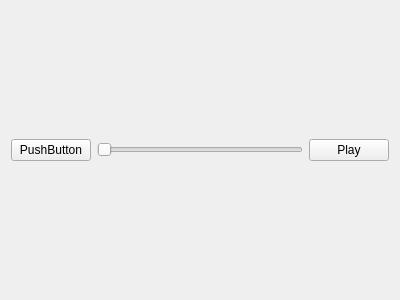
Above: ViewLayer/SongPlayerUi.ui from UCSolarCarTeam/Epsilon-Onboard-Media-Control before the change. Below: the same form after it.
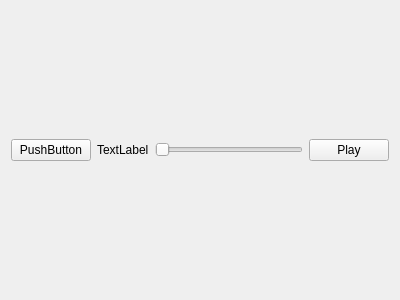
That is the form after the change.

Diff of the .ui file:
```diff
--- a/ViewLayer/SongPlayerUi.ui
+++ b/ViewLayer/SongPlayerUi.ui
@@ -21,6 +21,13 @@
      </property>
     </widget>
    </item>
+   <item>
+    <widget class="QLabel" name="infoLabel">
+     <property name="text">
+      <string>TextLabel</string>
+     </property>
+    </widget>
+   </item>
    <item>
     <widget class="QSlider" name="PositionSlider">
      <property name="orientation">
```
